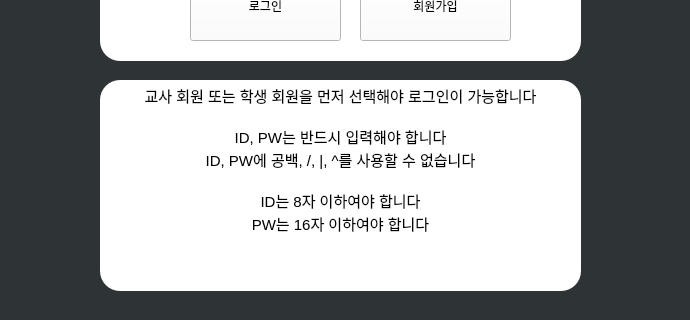
The window that tonghap.ui (Education-project-iot-AI/education-app) describes before a commit, drawn with Qt 5; both pictures show x 0 to 690 and y 230 to 550 of the 690 by 550 pixel window.
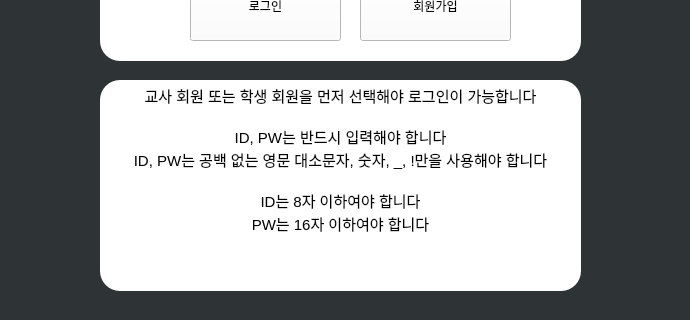
The same window after the commit. The open tabs and pages were chosen to show the change.

Commit message: UI의 로그인, 회원가입 페이지에서 표시되는 안내 문구 수정

```diff
--- a/tonghap.ui
+++ b/tonghap.ui
@@ -210,7 +210,7 @@
 &lt;p align=&quot;center&quot; style=&quot; margin-top:0px; margin-bottom:0px; margin-left:0px; margin-right:0px; -qt-block-indent:0; text-indent:0px;&quot;&gt;교사 회원 또는 학생 회원을 먼저 선택해야 로그인이 가능합니다&lt;/p&gt;
 &lt;p align=&quot;center&quot; style=&quot;-qt-paragraph-type:empty; margin-top:0px; margin-bottom:0px; margin-left:0px; margin-right:0px; -qt-block-indent:0; text-indent:0px;&quot;&gt;&lt;br /&gt;&lt;/p&gt;
 &lt;p align=&quot;center&quot; style=&quot; margin-top:0px; margin-bottom:0px; margin-left:0px; margin-right:0px; -qt-block-indent:0; text-indent:0px;&quot;&gt;ID, PW는 반드시 입력해야 합니다&lt;/p&gt;
-&lt;p align=&quot;center&quot; style=&quot; margin-top:0px; margin-bottom:0px; margin-left:0px; margin-right:0px; -qt-block-indent:0; text-indent:0px;&quot;&gt;ID, PW에 공백, /, |, ^를 사용할 수 없습니다&lt;/p&gt;
+&lt;p align=&quot;center&quot; style=&quot; margin-top:0px; margin-bottom:0px; margin-left:0px; margin-right:0px; -qt-block-indent:0; text-indent:0px;&quot;&gt;ID, PW는 공백 없는 영문 대소문자, 숫자, _, !만을 사용해야 합니다&lt;/p&gt;
 &lt;p align=&quot;center&quot; style=&quot;-qt-paragraph-type:empty; margin-top:0px; margin-bottom:0px; margin-left:0px; margin-right:0px; -qt-block-indent:0; text-indent:0px;&quot;&gt;&lt;br /&gt;&lt;/p&gt;
 &lt;p align=&quot;center&quot; style=&quot; margin-top:0px; margin-bottom:0px; margin-left:0px; margin-right:0px; -qt-block-indent:0; text-indent:0px;&quot;&gt;ID는 8자 이하여야 합니다&lt;/p&gt;
 &lt;p align=&quot;center&quot; style=&quot; margin-top:0px; margin-bottom:0px; margin-left:0px; margin-right:0px; -qt-block-indent:0; text-indent:0px;&quot;&gt;PW는 16자 이하여야 합니다&lt;/p&gt;&lt;/body&gt;&lt;/html&gt;</string>
```
Left out of the diff: 4 changed lines with no effect on the pictures.
